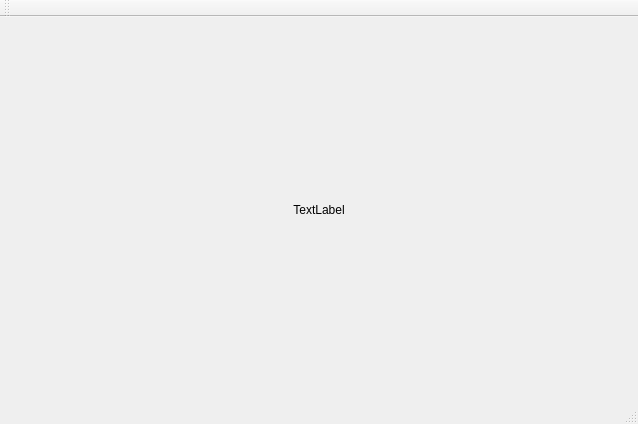
This is tools/demo/ui/Demo.ui in WIND-ROAD-RUN/RW_UL as Qt 5 draws it before an edit. The edited form follows.
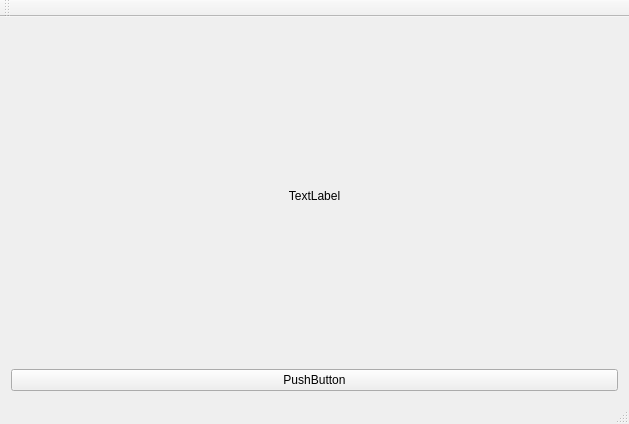
This is the edited form.

Commit message: 添加halconDemo

What changed in the file:
```diff
--- a/tools/demo/ui/Demo.ui
+++ b/tools/demo/ui/Demo.ui
@@ -6,7 +6,7 @@
    <rect>
     <x>0</x>
     <y>0</y>
-    <width>638</width>
+    <width>629</width>
     <height>424</height>
    </rect>
   </property>
@@ -14,7 +14,7 @@
    <string>Demo</string>
   </property>
   <widget class="QWidget" name="centralWidget">
-   <layout class="QHBoxLayout" name="horizontalLayout">
+   <layout class="QVBoxLayout" name="verticalLayout">
     <item>
      <widget class="QLabel" name="label">
       <property name="text">
@@ -25,6 +25,13 @@
       </property>
      </widget>
     </item>
+    <item>
+     <widget class="QPushButton" name="pushButton">
+      <property name="text">
+       <string>PushButton</string>
+      </property>
+     </widget>
+    </item>
    </layout>
   </widget>
   <widget class="QMenuBar" name="menuBar">
```
Left out of the diff: 2 changed lines with no effect on the pictures. The commit also changes 5 other files.
